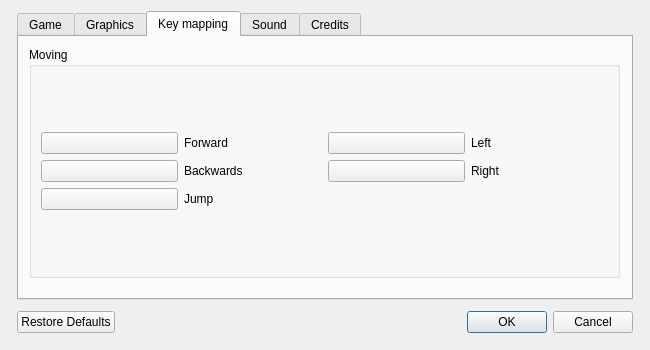
Old version of the form src/gui/ui/OptionsDialog.ui in the repository Glyca/RunicOrbs.
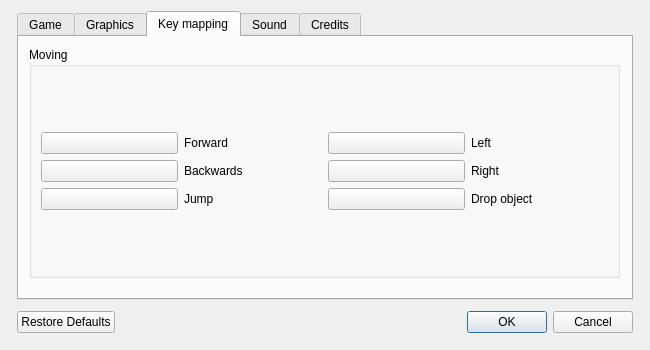
New version of the form. The open tabs and pages were chosen to show the change.

Commit message: Player can now drop objects. Fixed a possible instability. Updated translations.

```diff
--- a/src/gui/ui/OptionsDialog.ui
+++ b/src/gui/ui/OptionsDialog.ui
@@ -425,6 +425,16 @@
                </property>
               </widget>
              </item>
+             <item row="2" column="2">
+              <widget class="QPushButton" name="buttonDrop"/>
+             </item>
+             <item row="2" column="3">
+              <widget class="QLabel" name="label_10">
+               <property name="text">
+                <string>Drop object</string>
+               </property>
+              </widget>
+             </item>
             </layout>
            </item>
           </layout>
```
The commit also changes 11 other files.
